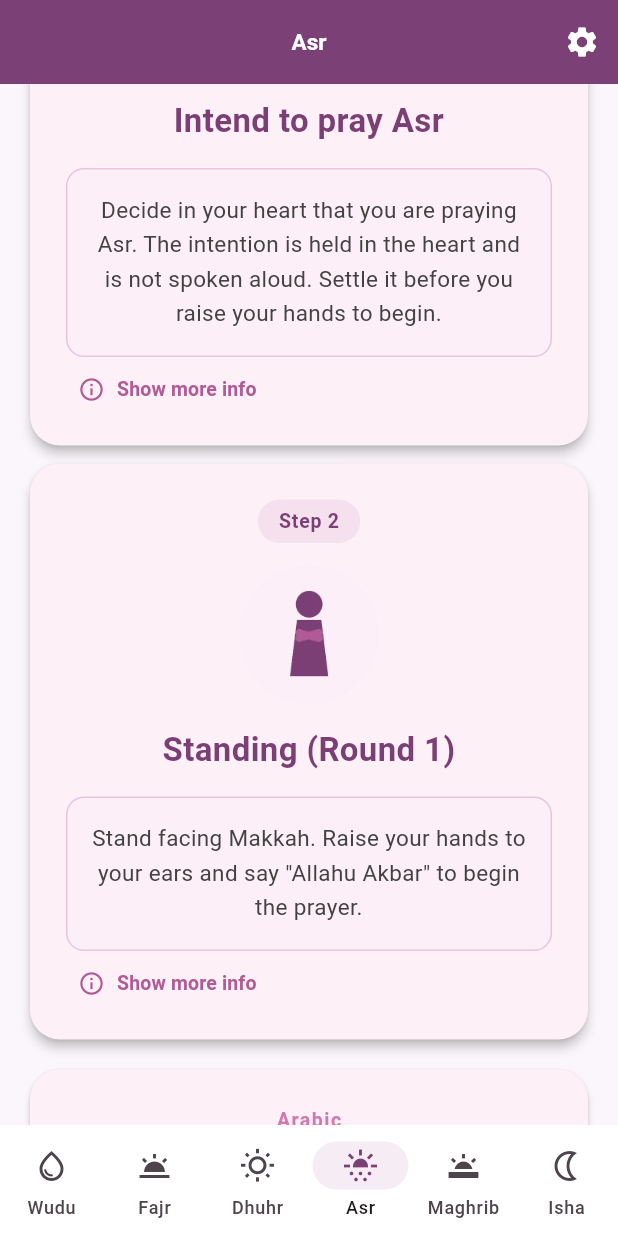
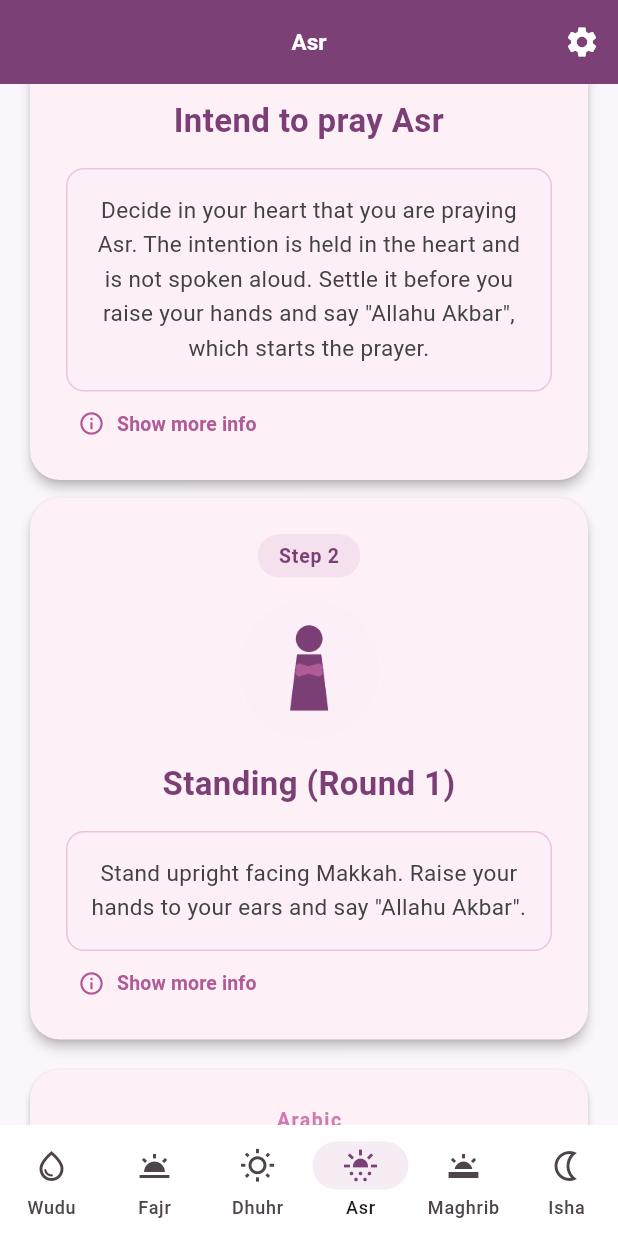
Before and after one commit to bayaty/prayer-guide, a Flutter app: the screen it shows after launch, item 4 of the bottom bar chosen, scrolled down 576 dp, on a phone screen of 412 x 824 dp. Run offline on Flutter 3.47's test engine with Material 3 defaults, Android fonts, the phone set to English and light mode, and no system bars; our stand-ins replace flutter_compass, open_filex, package_info_plus, shared_preferences; statements that could not run were skipped; project files that could hold a hidden picture were left out.

Commit message:
Stop the second round claiming to start the prayer
The standing card is shared by every round, so round two told the user to
"say Allahu Akbar to begin the prayer" when the prayer had already begun.
It now describes standing itself, and the intention card, which appears
once at the top, carries the wording about starting.

Sitting between the prostrations said "say this supplication" while every
other step names its words, so it now says "Rabbighfir lee".

Two stale assertions came with the change: text_display looked for the old
"Stand facing" wording, and simple_steps expected Arabic on the intention
card, which is settled silently and carries none.

189 tests pass, analyze clean.

```diff
--- a/lib/data/prayer_data.dart
+++ b/lib/data/prayer_data.dart
@@ -48,7 +48,7 @@ final List<PrayerStep> _oneRakah = [
     arabicText: 'اللَّهُ أَكْبَرُ',
     transliteration: 'Allahu Akbar',
     translation: 'Allah is the Greatest',
-    instruction: 'Stand facing Makkah. Raise your hands to your ears and say "Allahu Akbar" to begin the prayer.',
+    instruction: 'Stand upright facing Makkah. Raise your hands to your ears and say "Allahu Akbar".',
     icon: 'posture:standing',
     info:
         'Qiyam marks the moment you leave worldly matters behind and stand '
@@ -161,7 +161,7 @@ final List<PrayerStep> _oneRakah = [
     arabicText: 'رَبِّ اغْفِرْ لِي',
     transliteration: 'Rabbighfir lee',
     translation: 'My Lord, forgive me',
-    instruction: 'Rise from the prostration saying "Allahu Akbar" and sit briefly. Say this supplication.',
+    instruction: 'Say "Allahu Akbar" and sit up from the prostration. Say "Rabbighfir lee".',
     icon: 'posture:sitting',
     info:
         'This is the best moment for repentance. The supplication said '
@@ -197,7 +197,8 @@ PrayerStep _intention(String prayerName) => PrayerStep(
       instruction:
           'Decide in your heart that you are praying $prayerName. The '
           'intention is held in the heart and is not spoken aloud. Settle '
-          'it before you raise your hands to begin.',
+          'it before you raise your hands and say "Allahu Akbar", which '
+          'starts the prayer.',
       icon: '🤍',
       info:
           'The intention is what separates prayer from ordinary movement. '
--- a/pubspec.yaml
+++ b/pubspec.yaml
@@ -16,7 +16,7 @@ publish_to: 'none' # Remove this line if you wish to publish to pub.dev
 # https://developer.apple.com/library/archive/documentation/General/Reference/InfoPlistKeyReference/Articles/CoreFoundationKeys.html
 # In Windows, build-name is used as the major, minor, and patch parts
 # of the product and file versions while build-number is used as the build suffix.
-version: 1.11.0+19
+version: 1.12.0+20
 
 environment:
   sdk: ^3.11.5
```
Also changed, not shown: 2 other files.
